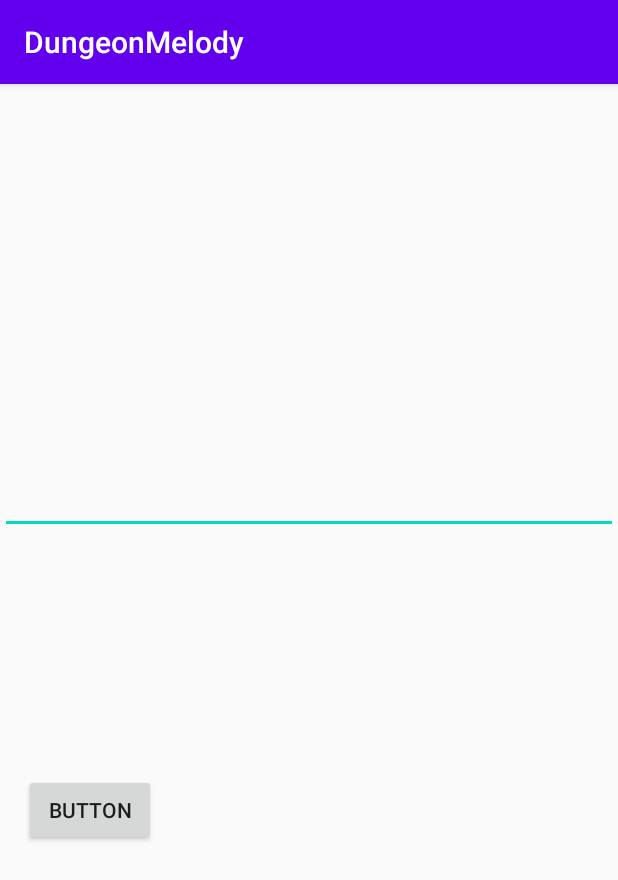
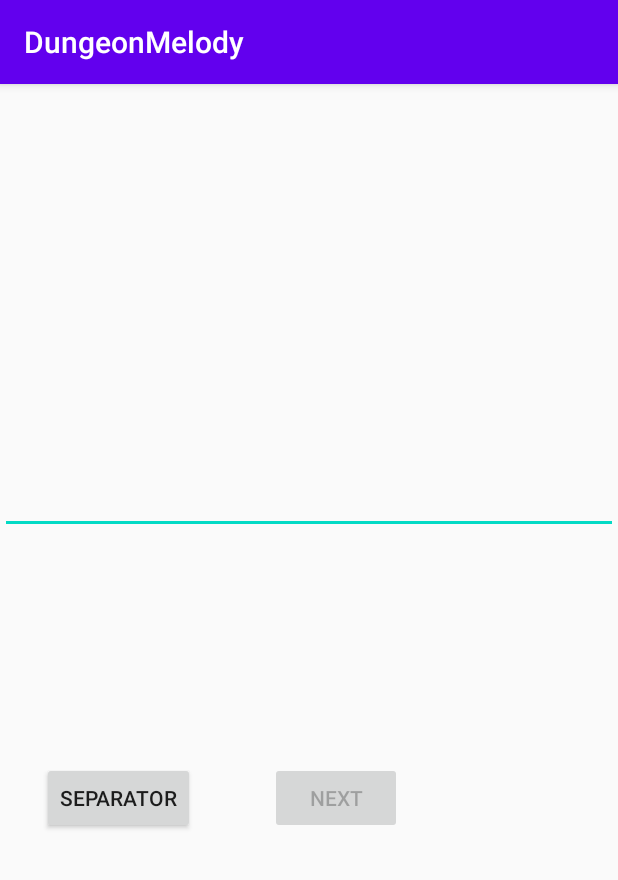
Before and after one commit to orzech123123/DungeonMelody, an Android app: the CreateMelodyEnterTabsActivity screen opened directly, with no data from a screen before it, on a phone screen of 412 x 824 dp. Shown: the top 880 px of the screen. Run offline under Robolectric (Android 15) with nearby library versions, the phone set to English and light mode, and no system bars.

Commit message:
entering tabs

```diff
--- a/app/src/main/java/com/example/dungeonmelody/activities/CreateMelodyChooseVideoActivity.java
+++ b/app/src/main/java/com/example/dungeonmelody/activities/CreateMelodyChooseVideoActivity.java
@@ -1,6 +1,5 @@
 package com.example.dungeonmelody.activities;
 
-import android.annotation.SuppressLint;
 import android.content.Intent;
 import android.os.AsyncTask;
 import android.os.Build;
@@ -41,7 +40,7 @@ public class CreateMelodyChooseVideoActivity extends YouTubeBaseActivity {
 
         _youTubePlayerView = findViewById(R.id.youtubePlayer);
         _videoUrlText = findViewById(R.id.videoUrlText);
-        _nextButton = findViewById(R.id.nextButton);
+        _nextButton = findViewById(R.id.separatorButton);
 
         _youTubePlayerView.initialize(YouTubeConfig.GetApiKey(), GetPlayerOnInitListener());
         _videoUrlText.addTextChangedListener(GetVideoUrlChangeListener());
--- a/app/src/main/java/com/example/dungeonmelody/activities/CreateMelodyEnterTabsActivity.java
+++ b/app/src/main/java/com/example/dungeonmelody/activities/CreateMelodyEnterTabsActivity.java
@@ -2,16 +2,22 @@ package com.example.dungeonmelody.activities;
 
 import androidx.appcompat.app.AppCompatActivity;
 
+import android.content.Intent;
 import android.os.Bundle;
+import android.text.Editable;
+import android.text.TextUtils;
+import android.text.TextWatcher;
 import android.view.View;
 import android.widget.Button;
 import android.widget.EditText;
 
 import com.example.dungeonmelody.R;
+import com.example.dungeonmelody.data.CreateMelodyData;
 
 public class CreateMelodyEnterTabsActivity extends AppCompatActivity {
 
     private EditText _tabsText;
+    private Button _separatorButton;
     private Button _nextButton;
 
     @Override
@@ -20,12 +26,37 @@ public class CreateMelodyEnterTabsActivity extends AppCompatActivity {
         setContentView(R.layout.activity_create_melody_enter_tabs);
 
         _tabsText = findViewById(R.id.tabsText);
+        _separatorButton = findViewById(R.id.separatorButton);
         _nextButton = findViewById(R.id.nextButton);
 
+        _separatorButton.setOnClickListener(GetSeparatorButtonClickListener());
         _nextButton.setOnClickListener(GetNextButtonClickListener());
+        _tabsText.addTextChangedListener(GetTabsChangedListener());
+
+        _nextButton.setEnabled(false);
     }
 
-    private View.OnClickListener GetNextButtonClickListener() {
+    private TextWatcher GetTabsChangedListener() {
+        return new TextWatcher() {
+            @Override
+            public void beforeTextChanged(CharSequence s, int start, int count, int after) {
+
+            }
+
+            @Override
+            public void onTextChanged(CharSequence s, int start, int before, int count) {
+                String tabs = _tabsText.getText().toString();
+                _nextButton.setEnabled(!TextUtils.isEmpty(tabs));
+            }
+
+            @Override
+            public void afterTextChanged(Editable s) {
+
+            }
+        };
+    }
+
+    private View.OnClickListener GetSeparatorButtonClickListener() {
         return new View.OnClickListener() {
             @Override
             public void onClick(View v) {
@@ -33,6 +64,20 @@ public class CreateMelodyEnterTabsActivity extends AppCompatActivity {
                 int cursorPosition = _tabsText.getSelectionStart();
                 text = text.substring(0, cursorPosition) + " X " + text.substring(cursorPosition);
                 _tabsText.setText(text);
+                _tabsText.setSelection(cursorPosition);
+            }
+        };
+    }
+
+    private View.OnClickListener GetNextButtonClickListener() {
+        return new View.OnClickListener() {
+            @Override
+            public void onClick(View v) {
+                String tabs = _tabsText.getText().toString();
+                CreateMelodyData.TabsText = tabs;
+
+                Intent intent = new Intent(CreateMelodyEnterTabsActivity.this, MainActivity.class);
+                startActivity(intent);
             }
         };
     }
--- a/app/src/main/java/com/example/dungeonmelody/activities/MenuActivity.java
+++ b/app/src/main/java/com/example/dungeonmelody/activities/MenuActivity.java
@@ -16,7 +16,7 @@ public class MenuActivity extends AppCompatActivity {
         super.onCreate(savedInstanceState);
         setContentView(R.layout.activity_menu);
 
-        Button button = findViewById(R.id.button);
+        Button button = findViewById(R.id.createMelodyButton);
         button.setOnClickListener(new View.OnClickListener() {
             @Override
             public void onClick(View v) {
--- a/app/src/main/java/com/example/dungeonmelody/data/CreateMelodyData.java
+++ b/app/src/main/java/com/example/dungeonmelody/data/CreateMelodyData.java
@@ -2,4 +2,5 @@ package com.example.dungeonmelody.data;
 
 public class CreateMelodyData {
     public static String VideoUrl;
+    public static String TabsText;
 }
--- a/app/src/main/res/layout/activity_create_melody_choose_video.xml
+++ b/app/src/main/res/layout/activity_create_melody_choose_video.xml
@@ -23,7 +23,7 @@
         android:padding="0dp" />
 
     <Button
-        android:id="@+id/nextButton"
+        android:id="@+id/separatorButton"
         android:layout_width="60dp"
         android:layout_height="60dp"
         android:text="Next" />
--- a/app/src/main/res/layout/activity_create_melody_enter_tabs.xml
+++ b/app/src/main/res/layout/activity_create_melody_enter_tabs.xml
@@ -16,13 +16,24 @@
         app:layout_constraintTop_toTopOf="parent" />
 
     <Button
+        android:id="@+id/separatorButton"
+        android:layout_width="wrap_content"
+        android:layout_height="wrap_content"
+        android:layout_marginStart="28dp"
+        android:layout_marginLeft="28dp"
+        android:layout_marginBottom="268dp"
+        android:text="Separator"
+        app:layout_constraintBottom_toBottomOf="parent"
+        app:layout_constraintStart_toStartOf="parent" />
+
+    <Button
         android:id="@+id/nextButton"
         android:layout_width="wrap_content"
         android:layout_height="wrap_content"
-        android:layout_marginStart="16dp"
-        android:layout_marginLeft="16dp"
-        android:layout_marginBottom="260dp"
-        android:text="Button"
+        android:layout_marginStart="180dp"
+        android:layout_marginLeft="180dp"
+        android:layout_marginBottom="268dp"
+        android:text="Next"
         app:layout_constraintBottom_toBottomOf="parent"
         app:layout_constraintStart_toStartOf="parent" />
 </androidx.constraintlayout.widget.ConstraintLayout>
--- a/app/src/main/res/layout/activity_menu.xml
+++ b/app/src/main/res/layout/activity_menu.xml
@@ -7,10 +7,10 @@
     tools:context=".activities.MenuActivity">
 
     <Button
-        android:id="@+id/button"
+        android:id="@+id/createMelodyButton"
         android:layout_width="wrap_content"
         android:layout_height="wrap_content"
-        android:text="Button"
+        android:text="Create Melody"
         tools:layout_editor_absoluteX="117dp"
         tools:layout_editor_absoluteY="234dp"
         tools:ignore="MissingConstraints" />
```
